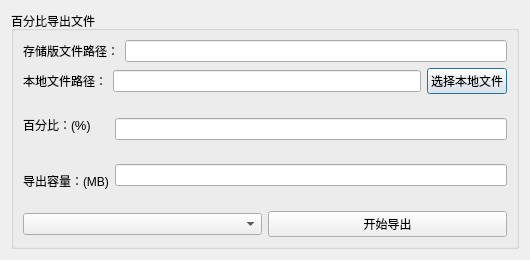
The window that src/dialog/dlg_percent_export_data.ui (liuyaohui0321/DataSave_ZYW) describes before a commit, drawn with Qt 5.
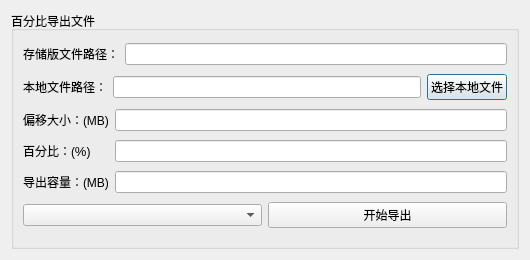
The same window after the commit.

Commit message: 导出去掉万兆网口  增加偏移  修改了Cmd_Export_File_Func_Info这个结构体

```diff
--- a/src/dialog/dlg_percent_export_data.ui
+++ b/src/dialog/dlg_percent_export_data.ui
@@ -62,30 +62,36 @@
        </layout>
       </item>
       <item row="2" column="0">
+       <widget class="QLabel" name="PianYiLabel">
+        <property name="text">
+         <string>偏移大小：(MB)</string>
+        </property>
+       </widget>
+      </item>
+      <item row="2" column="1">
+       <widget class="QLineEdit" name="PianYiline"/>
+      </item>
+      <item row="3" column="0">
        <widget class="QLabel" name="label">
         <property name="text">
          <string>&lt;html&gt;&lt;head/&gt;&lt;body&gt;&lt;p&gt;百分比：(&lt;span style=&quot; font-size:10pt;&quot;&gt;%&lt;/span&gt;)&lt;/p&gt;&lt;/body&gt;&lt;/html&gt;</string>
         </property>
        </widget>
       </item>
-      <item row="2" column="1" rowspan="2">
-       <layout class="QVBoxLayout" name="verticalLayout">
-        <item>
-         <widget class="QLineEdit" name="PercentLine"/>
-        </item>
-        <item>
-         <widget class="QLineEdit" name="Rongliangline"/>
-        </item>
-       </layout>
+      <item row="3" column="1">
+       <widget class="QLineEdit" name="PercentLine"/>
       </item>
-      <item row="3" column="0">
+      <item row="4" column="0">
        <widget class="QLabel" name="label_2">
         <property name="text">
          <string>导出容量：(MB)</string>
         </property>
        </widget>
       </item>
-      <item row="4" column="0" colspan="2">
+      <item row="4" column="1">
+       <widget class="QLineEdit" name="Rongliangline"/>
+      </item>
+      <item row="5" column="0" colspan="2">
        <layout class="QHBoxLayout" name="horizontalLayout_6">
         <item>
          <widget class="QComboBox" name="m_cboxExportType_2"/>
```
The commit also changes 8 other files.
